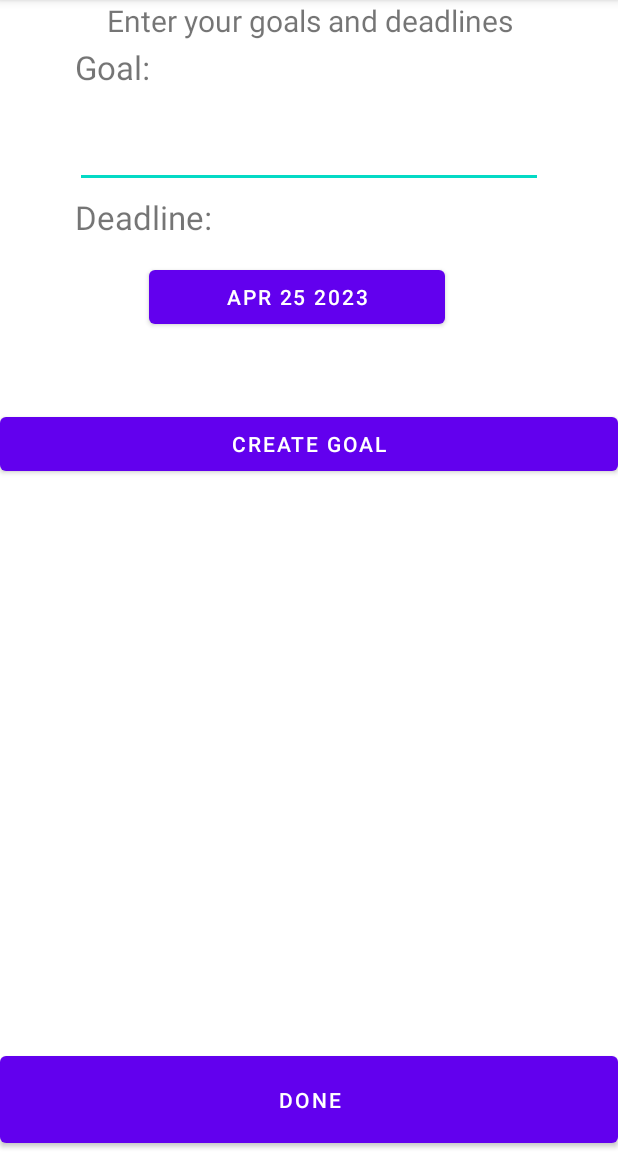
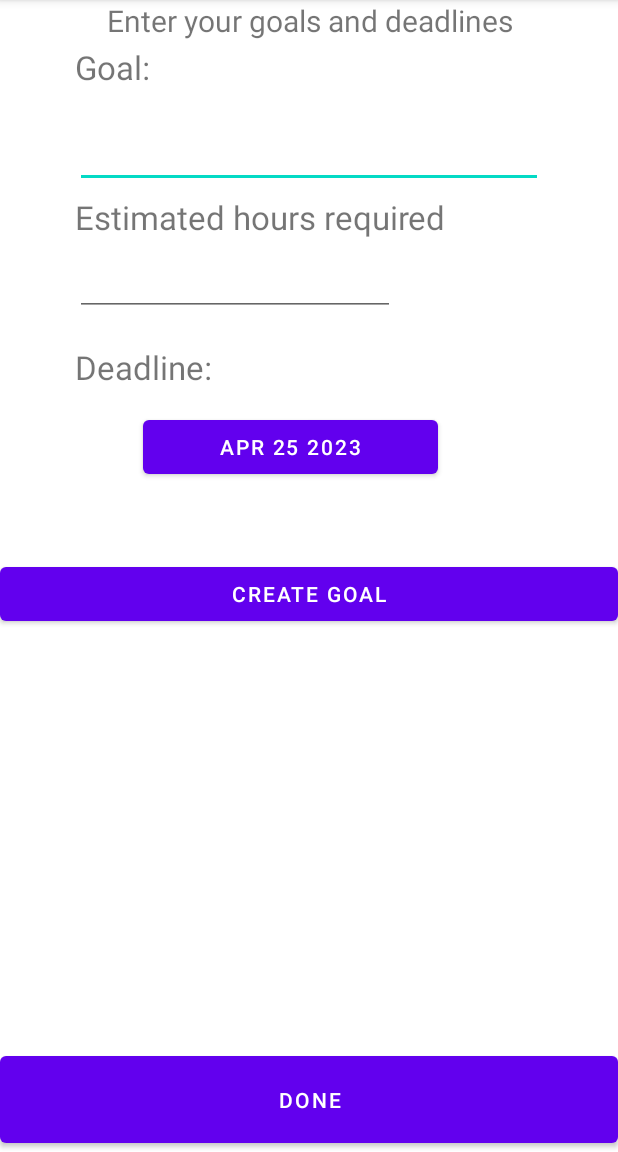
Before and after one commit to ShanmuCode27/Shedule-Maker, an Android app: the GetGoalsActivity screen opened directly, with no data from a screen before it, on a phone screen of 412 x 824 dp, the part 84-1236 px from its top. Run offline under Robolectric (Android 15) with nearby library versions, the phone set to English and light mode, and no system bars.

```diff
--- a/app/src/main/java/com/shanmu/schedulemaker/GetGoalsActivity.java
+++ b/app/src/main/java/com/shanmu/schedulemaker/GetGoalsActivity.java
@@ -23,6 +23,8 @@ import java.io.Serializable;
 import java.util.ArrayList;
 import java.util.Calendar;
 import java.util.List;
+import java.util.regex.Matcher;
+import java.util.regex.Pattern;
 
 public class GetGoalsActivity extends AppCompatActivity {
 
@@ -31,6 +33,7 @@ public class GetGoalsActivity extends AppCompatActivity {
     private DatePickerDialog datePickerDialog;
     private Button dateButton;
     private EditText goalInput;
+    private EditText estimationInput;
     private Button createGoalInputBtn;
     private Button submitCreatedGoalsBtn;
     String userGoal;
@@ -54,9 +57,9 @@ public class GetGoalsActivity extends AppCompatActivity {
             month = month + 1;
             String date = DateUtils.makeDateString(day, month, year);
             String dateInput = DateUtils.getDateOnlyFromIntValues(year,month,day);
-
+            String estimatedHours = estimationInput.getText().toString() + "hrs";
             String goal = goalInput.getText().toString();
-            userGoal = goal + " :  before  - " + date;
+            userGoal = goal + " :  before  - " + date + " with " + estimatedHours;
             dateButton.setText(date);
         }
     };
@@ -68,6 +71,7 @@ public class GetGoalsActivity extends AppCompatActivity {
 
         dateButton = findViewById(R.id.deadline_select);
         goalInput = findViewById(R.id.goal_input);
+        estimationInput = findViewById(R.id.goal_estimation_input);
         createGoalInputBtn = findViewById(R.id.createGoalInputBtn);
         submitCreatedGoalsBtn = findViewById(R.id.submitInputedGoalsBtn);
 
@@ -113,7 +117,15 @@ public class GetGoalsActivity extends AppCompatActivity {
         ArrayList<GoalAndDeadline> listOfGoalAndDeadline = new ArrayList<>();
 
         for (String item: listOfGoals) {
-            GoalAndDeadline goalAndDeadline = new GoalAndDeadline(item.split(" :  before  - ")[0], DateUtils.convertStringDateToIntDate(item.split(" :  before  - ")[1]));
+
+//            Pattern regex = Pattern.compile("(?<= with ).*(?=hrs)");
+//            Matcher matcher = regex.matcher(item);
+//            Log.d("matcher ", matcher.group());
+
+            String estimatedHours = item.split(" with ")[1].split("hrs")[0].trim();
+
+
+            GoalAndDeadline goalAndDeadline = new GoalAndDeadline(item.split(" :  before  - ")[0], DateUtils.convertStringDateToIntDate(item.split(" :  before  - ")[1]), Integer.parseInt(estimatedHours));
             listOfGoalAndDeadline.add(goalAndDeadline);
             count++;
         }
--- a/app/src/main/java/com/shanmu/schedulemaker/GetTimeSlots.java
+++ b/app/src/main/java/com/shanmu/schedulemaker/GetTimeSlots.java
@@ -48,6 +48,7 @@ public class GetTimeSlots extends AppCompatActivity {
         super.onCreate(savedInstanceState);
         setContentView(R.layout.activity_get_time_slots);
 
+        listOfDayAndTimeSlot = new ArrayList<>();
         listOfGoalAndDeadline  = this.getIntent().getParcelableArrayListExtra("listOfGoalAndDeadline");
 
         mondayTimeSlot = new DayAndTimeSlot("mon");
@@ -254,7 +255,6 @@ public class GetTimeSlots extends AppCompatActivity {
             String singleTime = DateUtils.convertTo12HourFormat(time);
             mondayFromBtn.setText(singleTime);
             mondayTimeSlot.setTimeslot(time);
-            Log.d("timers", time);
         }
     };
 
--- a/app/src/main/res/layout/activity_get_goals.xml
+++ b/app/src/main/res/layout/activity_get_goals.xml
@@ -28,7 +28,7 @@
 
         <RelativeLayout
             android:layout_width="match_parent"
-            android:layout_height="match_parent"
+            android:layout_height="292dp"
             android:layout_marginLeft="50dp"
             android:layout_marginTop="30dp"
             android:layout_marginRight="50dp">
@@ -49,10 +49,18 @@
                 android:inputType="text" />
 
             <TextView
+                android:id="@+id/goal_estimation_label"
+                android:layout_width="wrap_content"
+                android:layout_height="wrap_content"
+                android:layout_marginTop="100dp"
+                android:text="Estimated hours required"
+                android:textSize="22sp" />
+
+            <TextView
                 android:id="@+id/deadline"
                 android:layout_width="wrap_content"
                 android:layout_height="wrap_content"
-                android:layout_marginTop="100dp"
+                android:layout_marginTop="200dp"
                 android:text="Deadline: "
                 android:textSize="22sp"
                 app:layout_constraintBottom_toBottomOf="@+id/goal_input"
@@ -67,13 +75,21 @@
                 android:layout_alignParentStart="true"
                 android:layout_alignParentTop="true"
                 android:layout_alignParentEnd="true"
-                android:layout_marginStart="49dp"
-                android:layout_marginTop="144dp"
-                android:layout_marginEnd="65dp"
+                android:layout_marginStart="45dp"
+                android:layout_marginTop="244dp"
+                android:layout_marginEnd="70dp"
                 android:text="Pick Date"
                 app:layout_constraintBottom_toBottomOf="@+id/deadline"
                 app:layout_constraintEnd_toEndOf="parent"
                 app:layout_constraintStart_toStartOf="parent" />
+
+            <EditText
+                android:id="@+id/goal_estimation_input"
+                android:layout_width="wrap_content"
+                android:layout_height="wrap_content"
+                android:layout_marginTop="135dp"
+                android:ems="10"
+                android:inputType="number" />
 
         </RelativeLayout>
 
```
Also changed, not shown: app/src/main/java/com/shanmu/schedulemaker/ComputeSchedule.java (+13 -5 lines), app/src/main/java/com/shanmu/schedulemaker/DbHelper.java (+5 -2 lines), app/src/main/java/com/shanmu/schedulemaker/models/DayAndTimeAvailable.java (added, +29 -0 lines), app/src/main/java/com/shanmu/schedulemaker/models/GoalAndDeadline.java (+13 -1 lines), app/src/main/java/com/shanmu/schedulemaker/utils/DateUtils.java (+22 -0 lines), app/src/main/res/layout/activity_main.xml (+0 -40 lines).
